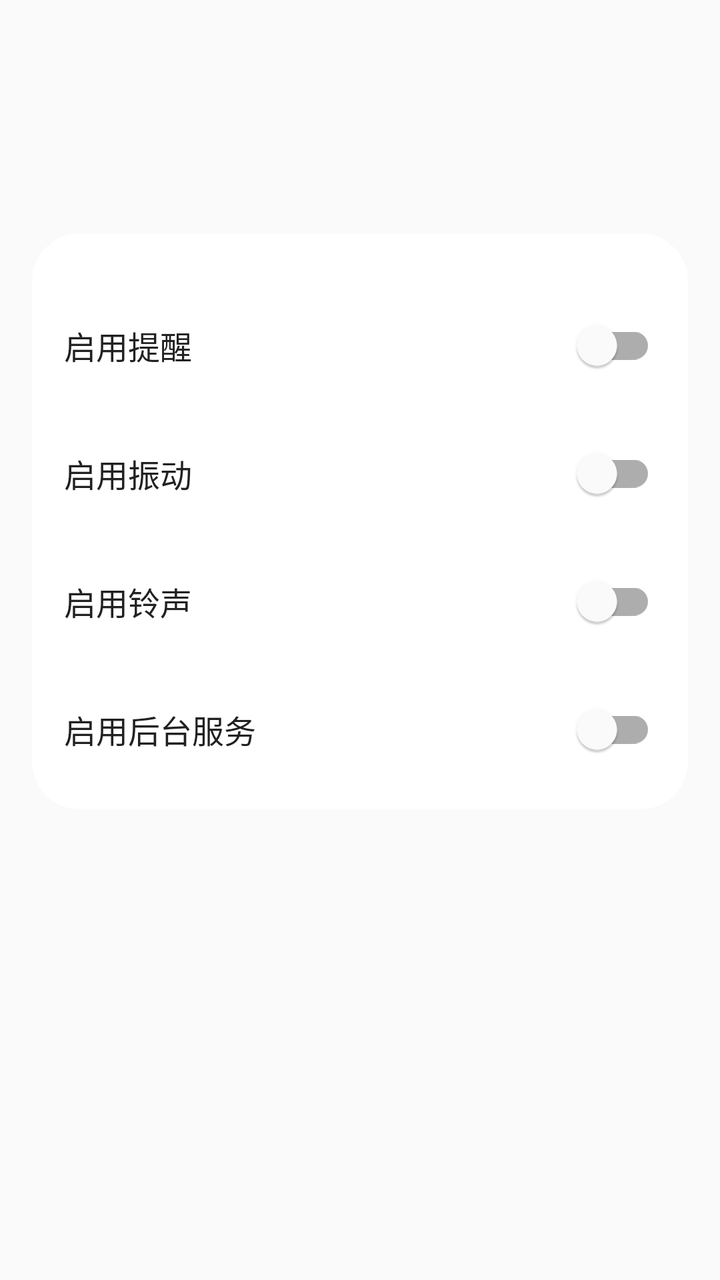
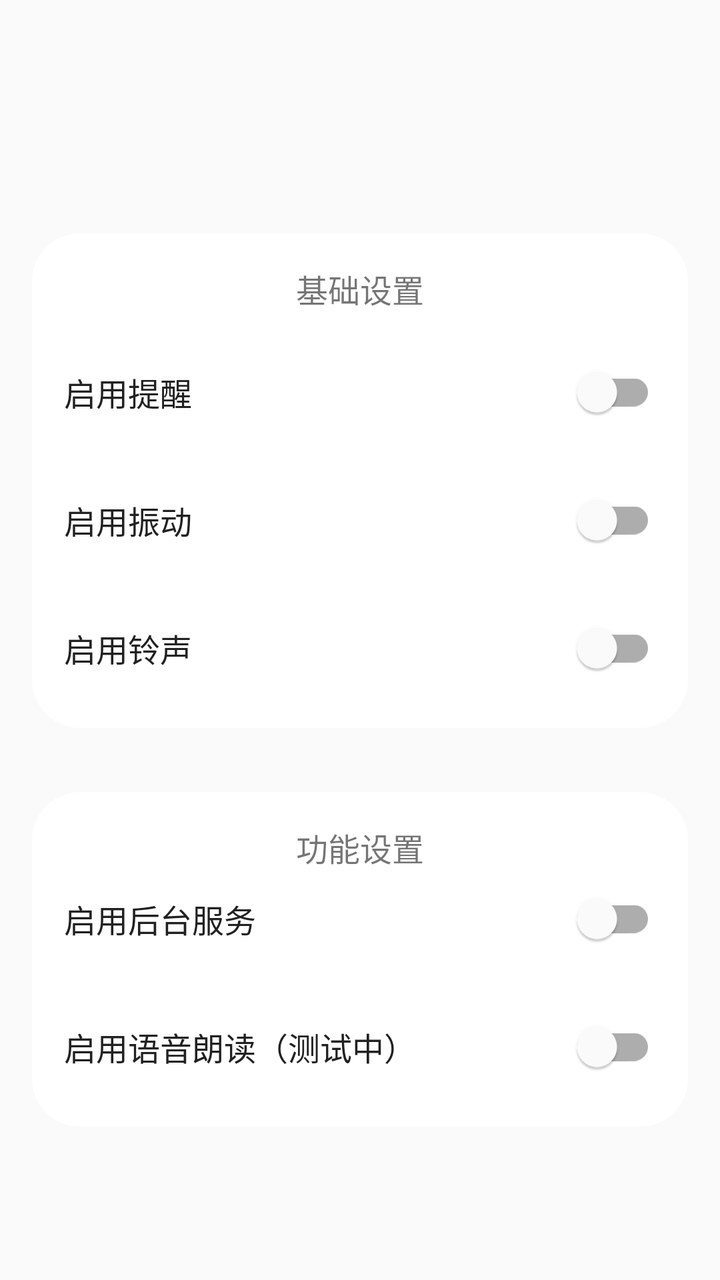

An Android layout rendered at two revisions. The XML below is the earlier revision; the diff shows what the commit changed to produce the second picture.
<!-- AndroidManifest.xml: application theme AppTheme -->
<!-- res/layout/fragment_settings.xml -->
<?xml version="1.0" encoding="utf-8"?>
<LinearLayout
    xmlns:android="http://schemas.android.com/apk/res/android"
    xmlns:app="http://schemas.android.com/apk/res/auto"
    xmlns:tools="http://schemas.android.com/tools"
    android:layout_width="match_parent"
    android:layout_height="match_parent"
    android:orientation="vertical"
    android:background="#FAFAFA"
    tools:ignore="ResAuto">


    <LinearLayout
        android:layout_width="match_parent"
        android:layout_height="wrap_content"
        android:orientation="vertical"
        android:background="@drawable/rounded_background_white"
        android:layout_marginTop="20mm"
        android:layout_marginLeft="16dp"
        android:layout_marginRight="16dp"
        android:layout_marginBottom="16dp"
        android:padding="16dp">

        <LinearLayout
            android:layout_width="match_parent"
            android:layout_height="wrap_content"
            android:orientation="horizontal"
            android:layout_marginTop="16dp"
            android:gravity="center_vertical">

            <TextView
                android:layout_width="0dp"
                android:layout_height="wrap_content"
                android:layout_weight="1"
                android:text="启用提醒"
                android:textColor="#212121"
                android:textSize="16sp" />

            <com.google.android.material.switchmaterial.SwitchMaterial
                android:id="@+id/editAlarmEnabled"
                android:layout_width="wrap_content"
                android:layout_height="wrap_content"
                android:thumbTint="#757575"
                android:trackTint="#BDBDBD" />

        </LinearLayout>

        <LinearLayout
            android:layout_width="match_parent"
            android:layout_height="wrap_content"
            android:orientation="horizontal"
            android:layout_marginTop="16dp"
            android:gravity="center_vertical">

            <TextView
                android:layout_width="0dp"
                android:layout_height="wrap_content"
                android:layout_weight="1"
                android:text="启用振动"
                android:textColor="#212121"
                android:textSize="16sp" />

            <com.google.android.material.switchmaterial.SwitchMaterial
                android:id="@+id/editVibrationEnabled"
                android:layout_width="wrap_content"
                android:layout_height="wrap_content"
                android:thumbTint="#757575"
                android:trackTint="#BDBDBD" />

        </LinearLayout>

        <LinearLayout
            android:layout_width="match_parent"
            android:layout_height="wrap_content"
            android:orientation="horizontal"
            android:layout_marginTop="16dp"
            android:gravity="center_vertical">

            <TextView
                android:layout_width="0dp"
                android:layout_height="wrap_content"
                android:layout_weight="1"
                android:text="启用铃声"
                android:textColor="#212121"
                android:textSize="16sp" />

            <com.google.android.material.switchmaterial.SwitchMaterial
                android:id="@+id/editSoundEnabled"
                android:layout_width="wrap_content"
                android:layout_height="wrap_content"
                android:thumbTint="#757575"
                android:trackTint="#BDBDBD" />

        </LinearLayout>
        
        
        <LinearLayout
            android:layout_width="match_parent"
            android:layout_height="wrap_content"
            android:orientation="horizontal"
            android:layout_marginTop="16dp"
            android:gravity="center_vertical">

            <TextView
                android:layout_width="0dp"
                android:layout_height="wrap_content"
                android:layout_weight="1"
                android:text="启用后台服务"
                android:textColor="#212121"
                android:textSize="16sp" />

            <com.google.android.material.switchmaterial.SwitchMaterial
                android:id="@+id/editBackgroundServiceEnabled"
                android:layout_width="wrap_content"
                android:layout_height="wrap_content"
                android:thumbTint="#757575"
                android:trackTint="#BDBDBD" />

        </LinearLayout>

    </LinearLayout>


</LinearLayout>
<!-- resources referenced by this layout -->
<resources>
  <!-- drawable rounded_background_white (drawable) -->
  <?xml version="1.0" encoding="utf-8"?>
  <shape xmlns:android="http://schemas.android.com/apk/res/android"
      android:shape="rectangle">
      <solid android:color="#FFFFFF"/>
      <corners android:radius="24dp"/>
  </shape>
  <style name="AppTheme" parent="Theme.MaterialComponents.Light.NoActionBar">
          <item name="colorPrimary">@color/primary</item>
          <item name="colorPrimaryDark">@color/primary_dark</item>
          <item name="colorAccent">@color/primary</item>
          <item name="android:windowBackground">@color/background</item>
      </style>
  <color name="primary">#757575</color>
  <color name="primary_dark">#424242</color>
  <color name="background">#FAFAFA</color>
</resources>

<!-- the commit's change to res/layout/fragment_settings.xml (unified diff, before → after) -->
@@ -20,6 +20,13 @@
         android:layout_marginRight="16dp"
         android:layout_marginBottom="16dp"
         android:padding="16dp">
+
+        <TextView
+            android:layout_width="match_parent"
+            android:layout_height="wrap_content"
+            android:text="基础设置"
+            android:textSize="16sp"
+            android:gravity="center"/>
 
         <LinearLayout
             android:layout_width="match_parent"
@@ -92,13 +99,35 @@
                 android:trackTint="#BDBDBD" />
 
         </LinearLayout>
-        
+
+
+
+    </LinearLayout>
+
+    <LinearLayout
+        android:layout_width="match_parent"
+        android:layout_height="wrap_content"
+        android:orientation="vertical"
+        android:background="@drawable/rounded_background_white"
+        android:layout_marginTop="16dp"
+        android:layout_marginLeft="16dp"
+        android:layout_marginRight="16dp"
+        android:layout_marginBottom="16dp"
+        android:padding="16dp">
+
+        <TextView
+            android:layout_width="match_parent"
+            android:layout_height="wrap_content"
+            android:text="功能设置"
+            android:textSize="16sp"
+            android:gravity="center"/>
+
         
         <LinearLayout
             android:layout_width="match_parent"
             android:layout_height="wrap_content"
             android:orientation="horizontal"
-            android:layout_marginTop="16dp"
+            android:layout_marginTop="0dp"
             android:gravity="center_vertical">
 
             <TextView
@@ -118,6 +147,31 @@
 
         </LinearLayout>
 
+        
+        <LinearLayout
+            android:layout_width="match_parent"
+            android:layout_height="wrap_content"
+            android:orientation="horizontal"
+            android:layout_marginTop="16dp"
+            android:gravity="center_vertical">
+
+            <TextView
+                android:layout_width="0dp"
+                android:layout_height="wrap_content"
+                android:layout_weight="1"
+                android:text="启用语音朗读（测试中）"
+                android:textColor="#212121"
+                android:textSize="16sp" />
+
+            <com.google.android.material.switchmaterial.SwitchMaterial
+                android:id="@+id/editTextToSpeechEnabled"
+                android:layout_width="wrap_content"
+                android:layout_height="wrap_content"
+                android:thumbTint="#757575"
+                android:trackTint="#BDBDBD" />
+
+        </LinearLayout>
+
     </LinearLayout>
 
 
